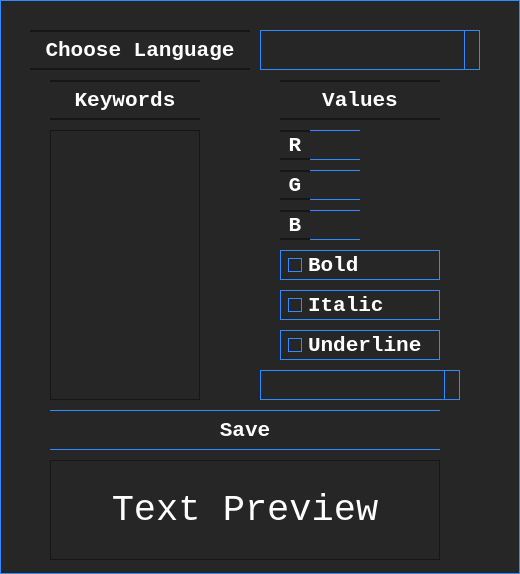
Before: the Qt Designer form whighlightpreferences.ui in Furgololo1/FC, drawn with Qt 5.
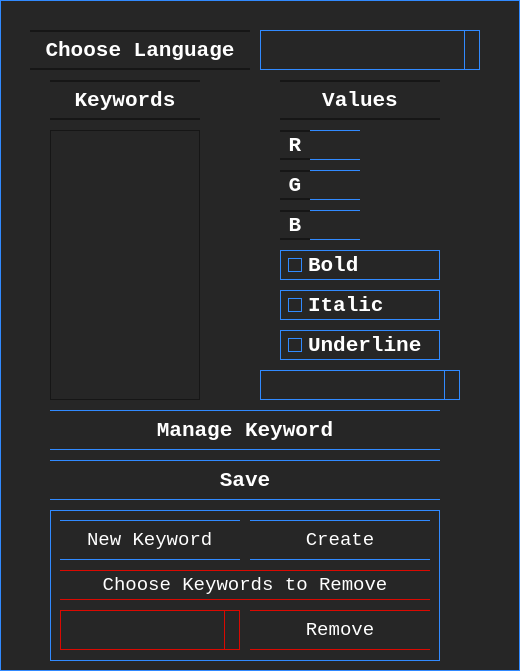
After: the same form once the commit is applied. The open tabs and pages were chosen to show the change. Icons and pictures are not drawn.

Commit message: manage keyword update 0.4

The edit to the form file:
```diff
--- a/whighlightpreferences.ui
+++ b/whighlightpreferences.ui
@@ -7,7 +7,7 @@
     <x>0</x>
     <y>0</y>
     <width>520</width>
-    <height>574</height>
+    <height>671</height>
    </rect>
   </property>
   <property name="sizePolicy">
@@ -667,7 +667,7 @@
    <property name="geometry">
     <rect>
      <x>50</x>
-     <y>410</y>
+     <y>460</y>
      <width>390</width>
      <height>40</height>
     </rect>
@@ -860,32 +860,290 @@
     <set>Qt::AlignCenter</set>
    </property>
   </widget>
-  <widget class="QLabel" name="textPreview">
+  <widget class="QPushButton" name="manageKeywordButton">
    <property name="geometry">
     <rect>
      <x>50</x>
-     <y>460</y>
+     <y>410</y>
      <width>390</width>
-     <height>100</height>
+     <height>40</height>
     </rect>
    </property>
+   <property name="sizePolicy">
+    <sizepolicy hsizetype="Fixed" vsizetype="Fixed">
+     <horstretch>0</horstretch>
+     <verstretch>0</verstretch>
+    </sizepolicy>
+   </property>
+   <property name="maximumSize">
+    <size>
+     <width>16777215</width>
+     <height>40</height>
+    </size>
+   </property>
    <property name="font">
     <font>
      <family>Consolas</family>
-     <pointsize>28</pointsize>
+     <pointsize>16</pointsize>
+     <weight>75</weight>
+     <bold>true</bold>
     </font>
    </property>
    <property name="styleSheet">
-    <string notr="true">QLabel{
-border:1px solid #161616;
+    <string notr="true">QPushButton{
+border-left:none;
+border-right:none;
+border-top:1px solid #318AFF;
+border-bottom:1px solid #318AFF;
+}
+
+QPushButton:hover{
+background-color: #2466BD;
+border:none;
+color: black;
 }</string>
    </property>
    <property name="text">
-    <string>Text Preview</string>
+    <string>Manage Keyword</string>
    </property>
-   <property name="alignment">
-    <set>Qt::AlignCenter</set>
+  </widget>
+  <widget class="QStackedWidget" name="stackedWidget">
+   <property name="geometry">
+    <rect>
+     <x>50</x>
+     <y>510</y>
+     <width>390</width>
+     <height>151</height>
+    </rect>
    </property>
+   <property name="styleSheet">
+    <string notr="true">QStackedWidget{
+border:none;
+}</string>
+   </property>
+   <property name="currentIndex">
+    <number>0</number>
+   </property>
+   <widget class="QWidget" name="page">
+    <widget class="QLabel" name="textPreview">
+     <property name="geometry">
+      <rect>
+       <x>0</x>
+       <y>0</y>
+       <width>390</width>
+       <height>151</height>
+      </rect>
+     </property>
+     <property name="font">
+      <font>
+       <family>Consolas</family>
+       <pointsize>28</pointsize>
+      </font>
+     </property>
+     <property name="styleSheet">
+      <string notr="true">QLabel{
+border:1px solid #318AFF;
+}</string>
+     </property>
+     <property name="text">
+      <string>Text Preview</string>
+     </property>
+     <property name="alignment">
+      <set>Qt::AlignCenter</set>
+     </property>
+    </widget>
+   </widget>
+   <widget class="QWidget" name="page_2">
+    <widget class="QLineEdit" name="newKeywordLE">
+     <property name="geometry">
+      <rect>
+       <x>10</x>
+       <y>10</y>
+       <width>180</width>
+       <height>40</height>
+      </rect>
+     </property>
+     <property name="font">
+      <font>
+       <family>Consolas</family>
+       <pointsize>14</pointsize>
+      </font>
+     </property>
+     <property name="styleSheet">
+      <string notr="true">QLineEdit{
+border-left:none;
+border-right:none;
+border-top:1px solid #318AFF;
+border-bottom:1px solid #318AFF;
+}</string>
+     </property>
+     <property name="text">
+      <string>New Keyword</string>
+     </property>
+     <property name="alignment">
+      <set>Qt::AlignCenter</set>
+     </property>
+    </widget>
+    <widget class="QPushButton" name="pushButton">
+     <property name="geometry">
+      <rect>
+       <x>200</x>
+       <y>10</y>
+       <width>180</width>
+       <height>40</height>
+      </rect>
+     </property>
+     <property name="font">
+      <font>
+       <family>Consolas</family>
+       <pointsize>14</pointsize>
+      </font>
+     </property>
+     <property name="styleSheet">
+      <string notr="true">QPushButton{
+border-left:none;
+border-right:none;
+border-top:1px solid #318AFF;
+border-bottom:1px solid #318AFF;
+}
+
+QPushButton:hover{
+background-color: #2466BD;
+border:none;
+color: black;
+}</string>
+     </property>
+     <property name="text">
+      <string>Create</string>
+     </property>
+    </widget>
+    <widget class="QComboBox" name="keywordsComboBox">
+     <property name="geometry">
+      <rect>
+       <x>10</x>
+       <y>100</y>
+       <width>180</width>
+       <height>40</height>
+      </rect>
+     </property>
+     <property name="sizePolicy">
+      <sizepolicy hsizetype="Preferred" vsizetype="Fixed">
+       <horstretch>0</horstretch>
+       <verstretch>0</verstretch>
+      </sizepolicy>
+     </property>
+     <property name="maximumSize">
+      <size>
+       <width>200</width>
+       <height>40</height>
+      </size>
+     </property>
+     <property name="font">
+      <font>
+       <family>Consolas</family>
+       <pointsize>16</pointsize>
+      </font>
+     </property>
+     <property name="styleSheet">
+      <string notr="true">
+QAbstractItemView::item:hover {
+	border: none;
+    background: #318AFF;
+	font-weight:bold;
+}
+
+QComboBox::down-arrow {
+    image: url(:/images/images/CBArrow.png);
+	height:18px;
+}
+
+QComboBox::drop-down:button{
+background: #262626;
+border-left: 1px solid #DB0901;
+border-right: 1px solid #DB0901;
+}
+
+QComboBox {
+	border-left:1px solid #DB0901;
+	border-right:none;
+	border-top:1px solid #DB0901;
+	border-bottom:1px solid #DB0901;
+}
+
+
+</string>
+     </property>
+     <property name="editable">
+      <bool>false</bool>
+     </property>
+     <property name="frame">
+      <bool>true</bool>
+     </property>
+    </widget>
+    <widget class="QPushButton" name="pushButton_2">
+     <property name="geometry">
+      <rect>
+       <x>200</x>
+       <y>100</y>
+       <width>180</width>
+       <height>40</height>
+      </rect>
+     </property>
+     <property name="font">
+      <font>
+       <family>Consolas</family>
+       <pointsize>14</pointsize>
+      </font>
+     </property>
+     <property name="styleSheet">
+      <string notr="true">QPushButton{
+border-left:none;
+border-right:none;
+border-top:1px solid #DB0901;
+border-bottom:1px solid #DB0901;
+}
+
+QPushButton:hover{
+background-color: #DB0901;
+border:none;
+color: black;
+}</string>
+     </property>
+     <property name="text">
+      <string>Remove</string>
+     </property>
+    </widget>
+    <widget class="QLabel" name="label_7">
+     <property name="geometry">
+      <rect>
+       <x>10</x>
+       <y>60</y>
+       <width>370</width>
+       <height>30</height>
+      </rect>
+     </property>
+     <property name="font">
+      <font>
+       <family>Consolas</family>
+       <pointsize>14</pointsize>
+      </font>
+     </property>
+     <property name="styleSheet">
+      <string notr="true">QLabel{
+border-left:none;
+border-right:none;
+border-top:1px solid #DB0901;
+border-bottom:1px solid #DB0901;
+}</string>
+     </property>
+     <property name="text">
+      <string>Choose Keywords to Remove</string>
+     </property>
+     <property name="alignment">
+      <set>Qt::AlignCenter</set>
+     </property>
+    </widget>
+   </widget>
   </widget>
  </widget>
  <resources/>
```
The commit also changes 2 other files.
